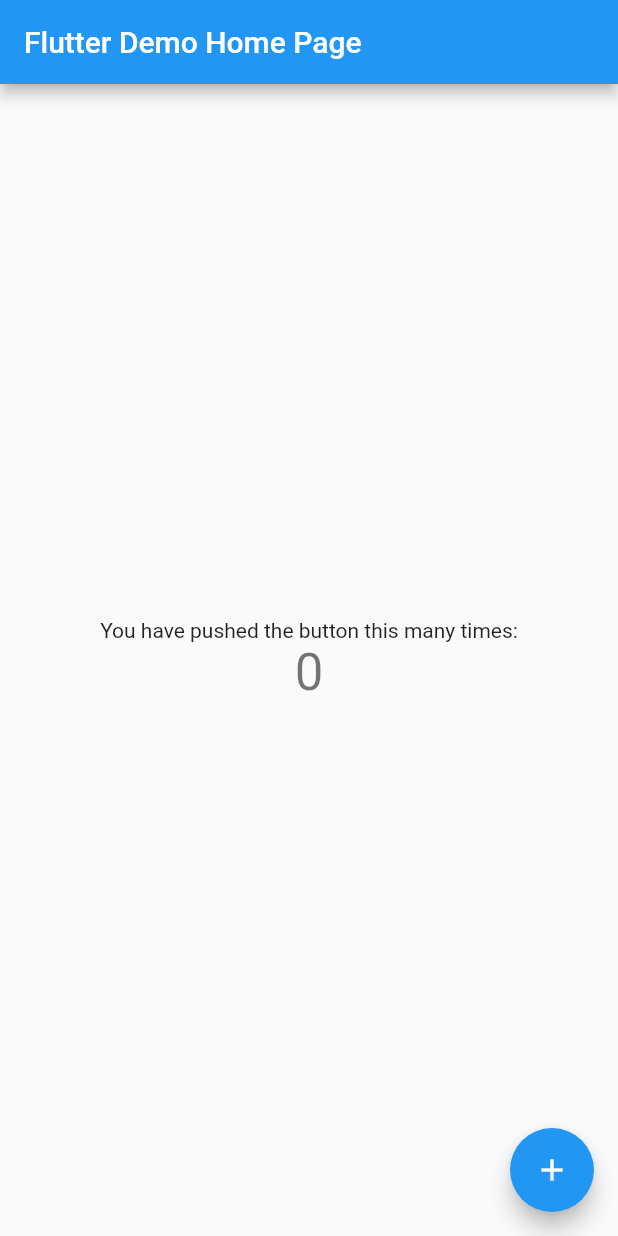
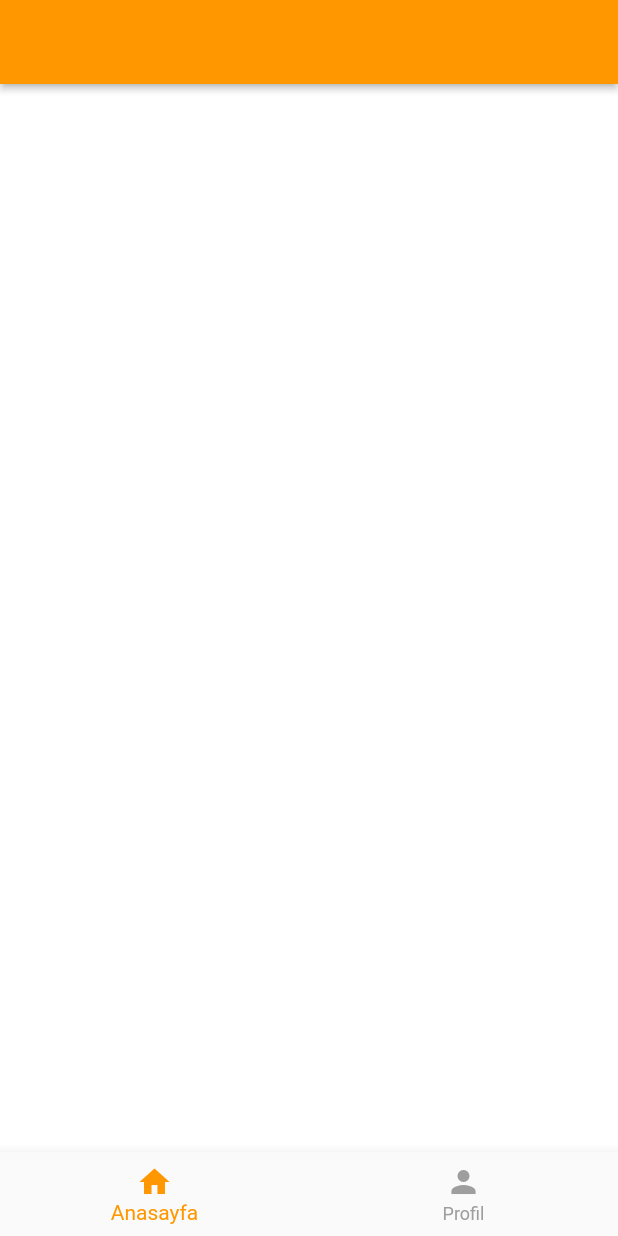
Before and after one commit to shatlykgur/eralpsoftware_p, a Flutter app: the screen it shows after launch, on a phone screen of 412 x 824 dp. Run offline on Flutter 3.47's test engine with Material 2 defaults, Android fonts, the phone set to English and light mode, and no system bars.

Commit message:
yonlendirme sayfasi

```diff
--- a/lib/main.dart
+++ b/lib/main.dart
@@ -1,117 +1,21 @@
+
+import 'package:eralpsoftware_p/pages/yonlendirme_sayfasi.dart';
 import 'package:flutter/material.dart';
 
-void main() {
-  runApp(MyApp());
-}
+void main() => runApp(MyApp());
+
 
 class MyApp extends StatelessWidget {
-  // This widget is the root of your application.
+
   @override
   Widget build(BuildContext context) {
     return MaterialApp(
-      title: 'Flutter Demo',
+      debugShowCheckedModeBanner: false,
+      title: 'Eralp Software Project',
       theme: ThemeData(
-        // This is the theme of your application.
-        //
-        // Try running your application with "flutter run". You'll see the
-        // application has a blue toolbar. Then, without quitting the app, try
-        // changing the primarySwatch below to Colors.green and then invoke
-        // "hot reload" (press "r" in the console where you ran "flutter run",
-        // or simply save your changes to "hot reload" in a Flutter IDE).
-        // Notice that the counter didn't reset back to zero; the application
-        // is not restarted.
-        primarySwatch: Colors.blue,
-        // This makes the visual density adapt to the platform that you run
-        // the app on. For desktop platforms, the controls will be smaller and
-        // closer together (more dense) than on mobile platforms.
-        visualDensity: VisualDensity.adaptivePlatformDensity,
+        primarySwatch: Colors.orange,
       ),
-      home: MyHomePage(title: 'Flutter Demo Home Page'),
+      home: YonlendirmeSayfasi(),
     );
   }
 }
-
-class MyHomePage extends StatefulWidget {
-  MyHomePage({Key key, this.title}) : super(key: key);
-
-  // This widget is the home page of your application. It is stateful, meaning
-  // that it has a State object (defined below) that contains fields that affect
-  // how it looks.
-
-  // This class is the configuration for the state. It holds the values (in this
-  // case the title) provided by the parent (in this case the App widget) and
-  // used by the build method of the State. Fields in a Widget subclass are
-  // always marked "final".
-
-  final String title;
-
-  @override
-  _MyHomePageState createState() => _MyHomePageState();
-}
-
-class _MyHomePageState extends State<MyHomePage> {
-  int _counter = 0;
-
-  void _incrementCounter() {
-    setState(() {
-      // This call to setState tells the Flutter framework that something has
-      // changed in this State, which causes it to rerun the build method below
-      // so that the display can reflect the updated values. If we changed
-      // _counter without calling setState(), then the build method would not be
-      // called again, and so nothing would appear to happen.
-      _counter++;
-    });
-  }
-
-  @override
-  Widget build(BuildContext context) {
-    // This method is rerun every time setState is called, for instance as done
-    // by the _incrementCounter method above.
-    //
-    // The Flutter framework has been optimized to make rerunning build methods
-    // fast, so that you can just rebuild anything that needs updating rather
-    // than having to individually change instances of widgets.
-    return Scaffold(
-      appBar: AppBar(
-        // Here we take the value from the MyHomePage object that was created by
-        // the App.build method, and use it to set our appbar title.
-        title: Text(widget.title),
-      ),
-      body: Center(
-        // Center is a layout widget. It takes a single child and positions it
-        // in the middle of the parent.
-        child: Column(
-          // Column is also a layout widget. It takes a list of children and
-          // arranges them vertically. By default, it sizes itself to fit its
-          // children horizontally, and tries to be as tall as its parent.
-          //
-          // Invoke "debug painting" (press "p" in the console, choose the
-          // "Toggle Debug Paint" action from the Flutter Inspector in Android
-          // Studio, or the "Toggle Debug Paint" command in Visual Studio Code)
-          // to see the wireframe for each widget.
-          //
-          // Column has various properties to control how it sizes itself and
-          // how it positions its children. Here we use mainAxisAlignment to
-          // center the children vertically; the main axis here is the vertical
-          // axis because Columns are vertical (the cross axis would be
-          // horizontal).
-          mainAxisAlignment: MainAxisAlignment.center,
-          children: <Widget>[
-            Text(
-              'You have pushed the button this many times:',
-            ),
-            Text(
-              '$_counter',
-              style: Theme.of(context).textTheme.headline4,
-            ),
-          ],
-        ),
-      ),
-      floatingActionButton: FloatingActionButton(
-        onPressed: _incrementCounter,
-        tooltip: 'Increment',
-        child: Icon(Icons.add),
-      ), // This trailing comma makes auto-formatting nicer for build methods.
-    );
-  }
-}
--- /dev/null
+++ b/lib/pages/anasayfa.dart
@@ -0,0 +1,15 @@
+import 'package:flutter/material.dart';
+
+class Anasayfa extends StatefulWidget {
+  @override
+  _AnasayfaState createState() => _AnasayfaState();
+}
+
+class _AnasayfaState extends State<Anasayfa> {
+  @override
+  Widget build(BuildContext context) {
+    return Container(
+
+    );
+  }
+}
--- /dev/null
+++ b/lib/pages/profil.dart
@@ -0,0 +1,15 @@
+import 'package:flutter/material.dart';
+
+class Profil extends StatefulWidget {
+  @override
+  _ProfilState createState() => _ProfilState();
+}
+
+class _ProfilState extends State<Profil> {
+  @override
+  Widget build(BuildContext context) {
+    return Container(
+
+    );
+  }
+}
--- /dev/null
+++ b/lib/pages/yonlendirme_sayfasi.dart
@@ -0,0 +1,51 @@
+import 'package:eralpsoftware_p/pages/anasayfa.dart';
+import 'package:eralpsoftware_p/pages/profil.dart';
+import 'package:flutter/material.dart';
+
+
+class YonlendirmeSayfasi extends StatefulWidget {
+  @override
+  _YonlendirmeSayfasiState createState() => _YonlendirmeSayfasiState();
+}
+
+class _YonlendirmeSayfasiState extends State<YonlendirmeSayfasi> {
+  int _aktifIcerikNo = 0;
+  List<Widget> _icerikler;
+
+  @override
+  void initState() {
+    super.initState();
+
+    _icerikler = [
+      Anasayfa(),
+      Profil(),
+    ];
+  }
+
+  @override
+  Widget build(BuildContext context) {
+    return Scaffold(
+      backgroundColor: Colors.white,
+      appBar: AppBar(
+        elevation: 2.0,
+        backgroundColor: Colors.orange,
+        centerTitle: true,
+      ),
+      body: _icerikler[_aktifIcerikNo],
+      bottomNavigationBar: BottomNavigationBar(
+        currentIndex: _aktifIcerikNo,
+        selectedItemColor: Colors.orange,
+        unselectedItemColor: Colors.grey,
+        items: [
+          BottomNavigationBarItem(icon: Icon(Icons.home), label: ("Anasayfa")),
+          BottomNavigationBarItem(icon: Icon(Icons.person), label: ("Profil")),
+        ],
+        onTap: (int tiklananButonPozisyonNo) {
+          setState(() {
+            _aktifIcerikNo = tiklananButonPozisyonNo;
+          });
+        },
+      ),
+    );
+  }
+}
```
Also changed, not shown: 1 other file.
